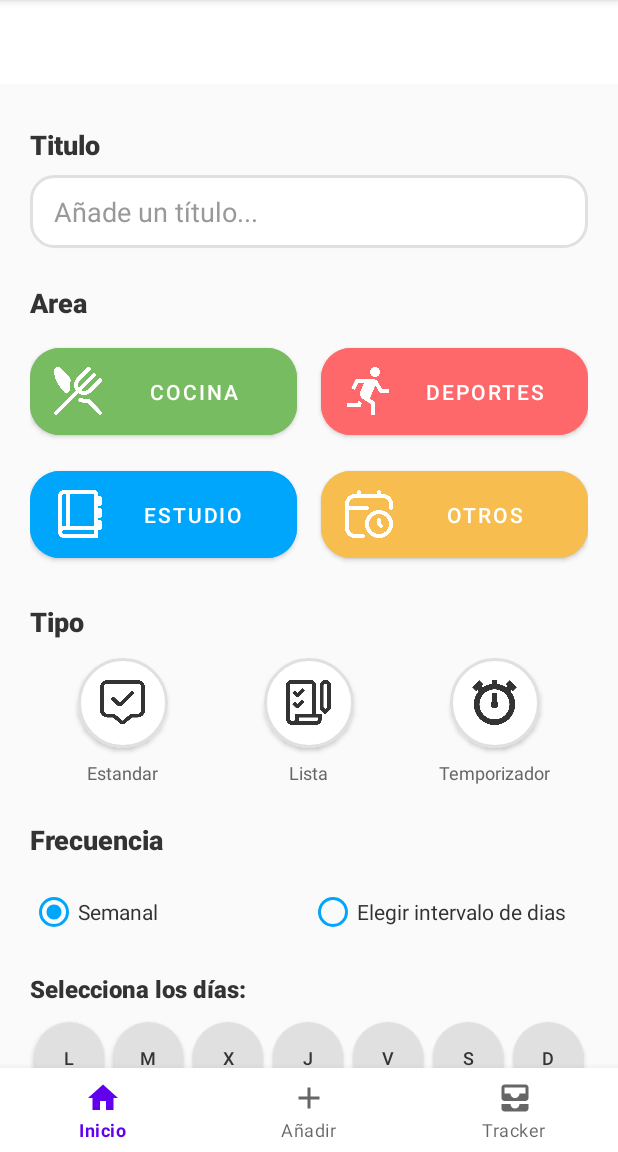
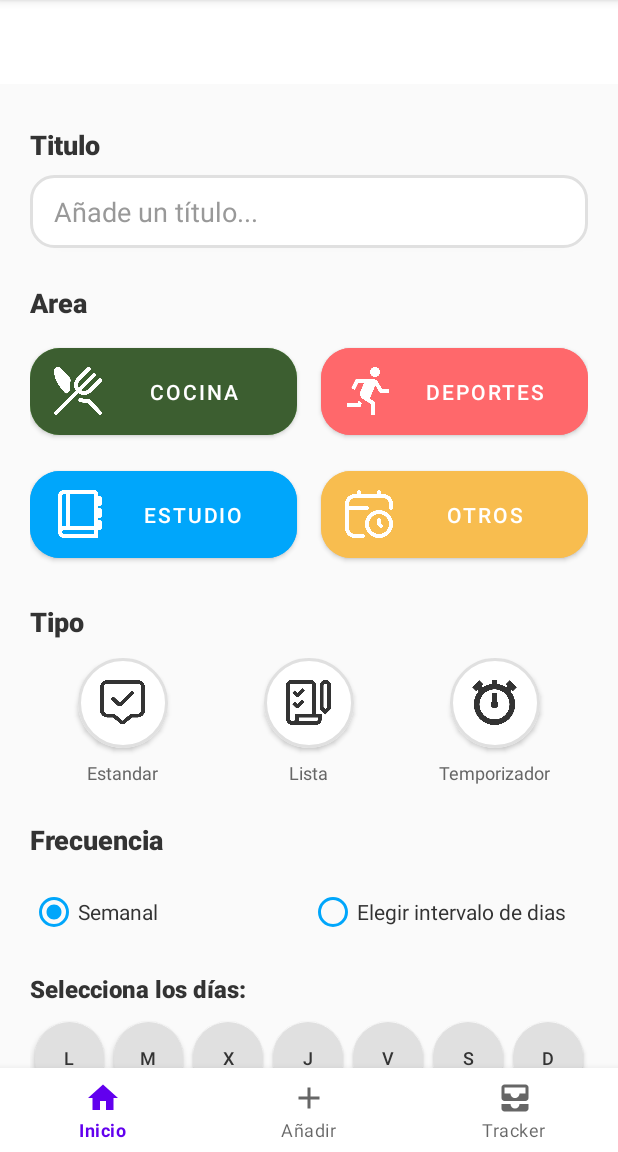
Before and after one commit to AdriRedondo/PAD-2025-26-HaHabit, an Android app: the AddFragment screen opened through its navigation route, after a tap on "COCINA", on a phone screen of 412 x 824 dp, the part 84-1236 px from its top. Run offline under Robolectric (Android 15) with nearby library versions, the phone set to English and light mode, and no system bars; our stand-ins replace Room's generated code, navigation-ui.

Commit message:
ahora los botones de area se seleccionan correctamente

```diff
--- a/app/src/main/java/es/ucm/fdi/pad/hahabit/ui/add/AddFragment.java
+++ b/app/src/main/java/es/ucm/fdi/pad/hahabit/ui/add/AddFragment.java
@@ -56,15 +56,29 @@ public class AddFragment extends Fragment {
     private void configurarListeners() {
 
         // Area
-        binding.cookingButton.setOnClickListener(v -> addViewModel.setArea("Cocinar"));
-        binding.sportsButton.setOnClickListener(v -> addViewModel.setArea("Deporte"));
-        binding.studyButton.setOnClickListener(v -> addViewModel.setArea("Estudio"));
-        binding.othersButton.setOnClickListener(v -> addViewModel.setArea("Otros"));
+        binding.cookingButton.setOnClickListener(v ->
+                {addViewModel.setArea("Cocinar");
+                    marcarBotonArea(binding.cookingButton, 0xFF78BC61);});
+        binding.sportsButton.setOnClickListener(v ->
+                {addViewModel.setArea("Deporte");
+                    marcarBotonArea(binding.sportsButton, 0xFFFF686B);});
+        binding.studyButton.setOnClickListener(v ->
+                {addViewModel.setArea("Estudio");
+                    marcarBotonArea(binding.studyButton, 0xFF00A6FB);});
+        binding.othersButton.setOnClickListener(v ->
+                {addViewModel.setArea("Otros");
+                    marcarBotonArea(binding.othersButton, 0xFFF8BD4F);});
 
         // Tipo
-        binding.standarButton.setOnClickListener(v -> addViewModel.setType("Estandar"));
-        binding.listButton.setOnClickListener(v -> addViewModel.setType("Lista"));
-        binding.timerButton.setOnClickListener(v -> addViewModel.setType("Temporizador"));
+        binding.standarButton.setOnClickListener(v ->
+                {addViewModel.setType("Estandar");
+                    marcarBotonTipo(binding.standarButton);});
+        binding.listButton.setOnClickListener(v ->
+                {addViewModel.setType("Lista");
+                    marcarBotonTipo(binding.listButton);});
+        binding.timerButton.setOnClickListener(v ->
+                {addViewModel.setType("Temporizador");
+                    marcarBotonTipo(binding.timerButton);});
 
         // Frecuncia semanal o intervalo
         binding.frequencyGroup.setOnCheckedChangeListener((group, checkedId) -> {
@@ -116,6 +130,43 @@ public class AddFragment extends Fragment {
     }
 
     //  Seleccionar/deseleccionar dia de la semana y avisar al ViewModel
+
+    // Metodo para marcar el boton de area seleccionado
+    private void marcarBotonArea(MaterialButton seleccionado, int colorOriginal) {
+
+        binding.cookingButton.setBackgroundTintList(ColorStateList.valueOf(0xFF78BC61));
+        binding.sportsButton.setBackgroundTintList(ColorStateList.valueOf(0xFFFF686B));
+        binding.studyButton.setBackgroundTintList(ColorStateList.valueOf(0xFF00A6FB));
+        binding.othersButton.setBackgroundTintList(ColorStateList.valueOf(0xFFF8BD4F));
+
+        // Oscurecer el seleccionado
+        seleccionado.setBackgroundTintList(ColorStateList.valueOf(oscurecerColor(colorOriginal)));
+    }
+
+    // Marcar botón de tipo seleccionado
+    private void marcarBotonTipo(MaterialButton seleccionado) {
+
+        binding.standarButton.setBackgroundTintList(ColorStateList.valueOf(0xFFFFFFFF));
+        binding.standarButton.setIconTint(ColorStateList.valueOf(0xFF333333));
+        binding.listButton.setBackgroundTintList(ColorStateList.valueOf(0xFFFFFFFF));
+        binding.listButton.setIconTint(ColorStateList.valueOf(0xFF333333));
+        binding.timerButton.setBackgroundTintList(ColorStateList.valueOf(0xFFFFFFFF));
+        binding.timerButton.setIconTint(ColorStateList.valueOf(0xFF333333));
+
+
+        seleccionado.setBackgroundTintList(ColorStateList.valueOf(0xFF00A6FB));
+        seleccionado.setIconTint(ColorStateList.valueOf(0xFFFFFFFF));
+    }
+
+    // Metodo para oscurecer el color de los botones
+    private int oscurecerColor(int color) {
+        float factor = 0.5f;
+        int a = (color >> 24) & 0xFF;
+        int r = (int) (((color >> 16) & 0xFF) * factor);
+        int g = (int) (((color >> 8) & 0xFF) * factor);
+        int b = (int) ((color & 0xFF) * factor);
+        return (a << 24) | (r << 16) | (g << 8) | b;
+    }
     private void toggleBotonDia(MaterialButton btn) {
 
         // Se obtine a que día pertenece el boton
--- a/app/src/main/res/layout/fragment_add.xml
+++ b/app/src/main/res/layout/fragment_add.xml
@@ -63,9 +63,9 @@
             android:layout_marginTop="12dp"
             android:layout_marginEnd="8dp"
             android:backgroundTint="#78BC61"
+            android:fontFamily="sans-serif-medium"
             android:text="@string/cooking"
             android:textColor="#FFFFFF"
-            android:fontFamily="sans-serif-medium"
             android:textSize="14sp"
             app:cornerRadius="20dp"
             app:elevation="3dp"
@@ -76,7 +76,8 @@
             app:iconTint="#FFFFFF"
             app:layout_constraintEnd_toStartOf="@+id/sportsButton"
             app:layout_constraintStart_toStartOf="parent"
-            app:layout_constraintTop_toBottomOf="@+id/areaTextView" />
+            app:layout_constraintTop_toBottomOf="@+id/areaTextView"
+            app:rippleColor="#040404" />
 
         <com.google.android.material.button.MaterialButton
             android:id="@+id/sportsButton"
@@ -98,7 +99,8 @@
             app:iconTint="#FFFFFF"
             app:layout_constraintEnd_toEndOf="parent"
             app:layout_constraintStart_toEndOf="@+id/cookingButton"
-            app:layout_constraintTop_toBottomOf="@+id/areaTextView" />
+            app:layout_constraintTop_toBottomOf="@+id/areaTextView"
+            app:rippleColor="#040404"/>
 
         <com.google.android.material.button.MaterialButton
             android:id="@+id/studyButton"
@@ -120,7 +122,8 @@
             app:iconTint="#FFFFFF"
             app:layout_constraintEnd_toStartOf="@+id/othersButton"
             app:layout_constraintStart_toStartOf="parent"
-            app:layout_constraintTop_toBottomOf="@+id/cookingButton" />
+            app:layout_constraintTop_toBottomOf="@+id/cookingButton"
+            app:rippleColor="#040404"/>
 
         <com.google.android.material.button.MaterialButton
             android:id="@+id/othersButton"
@@ -142,7 +145,8 @@
             app:iconTint="#FFFFFF"
             app:layout_constraintEnd_toEndOf="parent"
             app:layout_constraintStart_toEndOf="@+id/studyButton"
-            app:layout_constraintTop_toBottomOf="@+id/cookingButton" />
+            app:layout_constraintTop_toBottomOf="@+id/cookingButton"
+            app:rippleColor="#040404"/>
 
         <TextView
             android:id="@+id/typeTextView"
```
